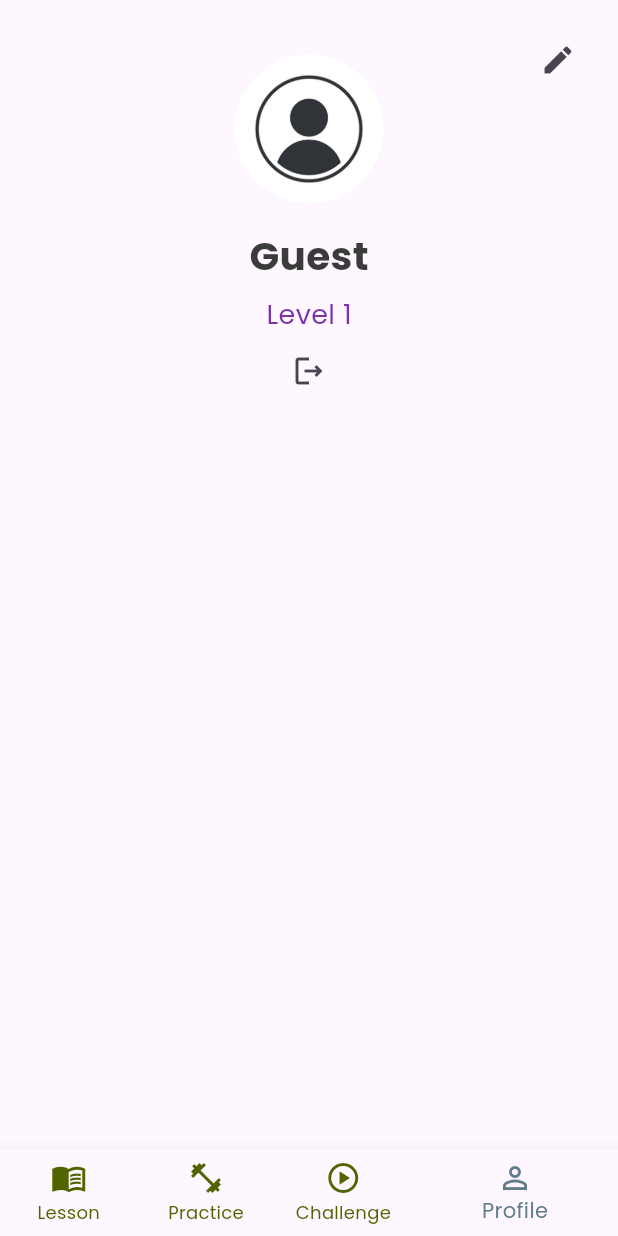
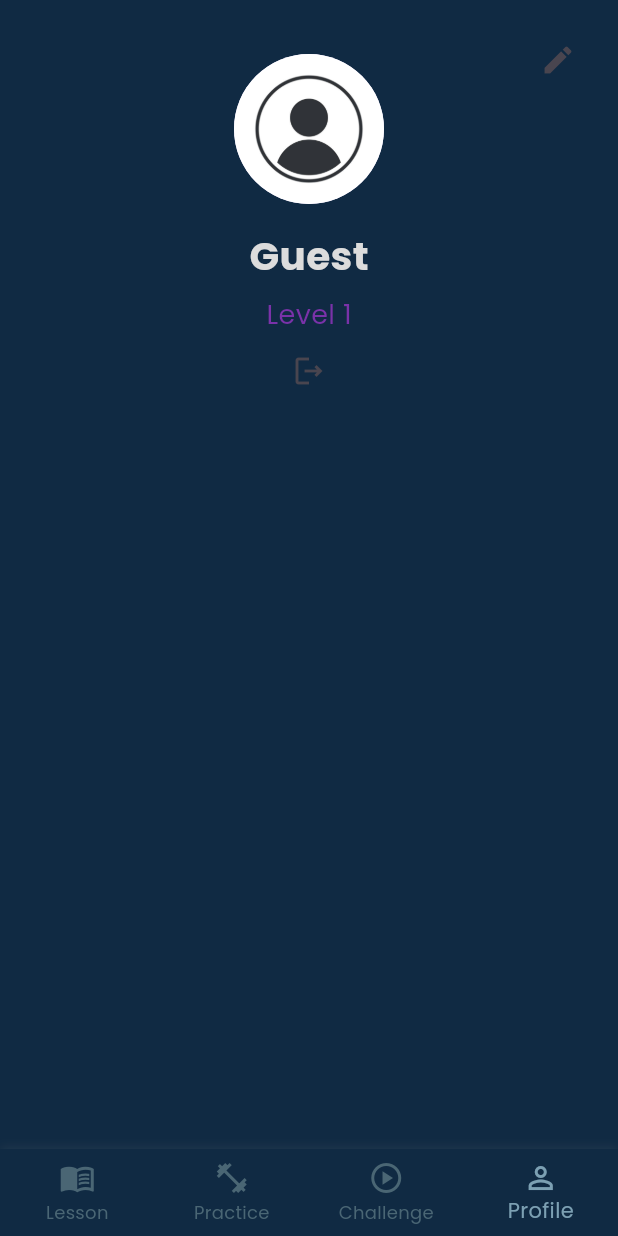
Before and after one commit to PeterDMadrid/Flutter_UI, a Flutter app: the BottomNavBar screen opened by its route, item 4 of the bottom bar chosen, on a phone screen of 412 x 824 dp. Run offline on Flutter 3.47's test engine with Material 3 defaults, Android fonts, the phone set to English and light mode, and no system bars; our stand-ins replace flutter_secure_storage, lottie; accounts and stored records are empty; network calls fail.

Commit message:
ui/colortheme

```diff
--- a/lib/base/bottom_navbar.dart
+++ b/lib/base/bottom_navbar.dart
@@ -1,5 +1,6 @@
 import 'package:flutter/material.dart';
 import 'package:flutter_hands/services/auth_service.dart';
+import 'package:flutter_hands/base/res/styles/app_styles.dart';
 import 'package:flutter_hands/screens/lesson/lesson_screen.dart';
 import 'package:flutter_hands/screens/profile/profile_screen.dart';
 import 'package:flutter_hands/screens/practice/practice_screen.dart';
@@ -71,11 +72,23 @@ class _BottomNavBarState extends State<BottomNavBar> {
 
     return Scaffold(
       body: appScreens[_selectedIndex],
-      bottomNavigationBar: BottomNavigationBar(
+      bottomNavigationBar: Container(
+        decoration: BoxDecoration(
+          boxShadow: [
+            BoxShadow(
+              color: AppStyles.headlineColor.withOpacity(0.1),
+              blurRadius: 5,
+              offset: const Offset(0, -1),
+            ),
+          ],
+        ),
+        child: BottomNavigationBar(
+          backgroundColor: AppStyles.backgroundColor,
+          type: BottomNavigationBarType.fixed,
           currentIndex: _selectedIndex,
           onTap: _onItemTapped,
-        selectedItemColor: Colors.blueGrey,
-        unselectedItemColor: const Color(0xFF526400),
+          selectedItemColor: const Color.fromARGB(255, 124, 160, 179),
+          unselectedItemColor: const Color.fromARGB(255, 74, 102, 116),
           showSelectedLabels: true,
           showUnselectedLabels: true,
           items: const [
@@ -97,6 +110,7 @@ class _BottomNavBarState extends State<BottomNavBar> {
             ),
           ],
         ),
+      ),
     );
   }
 }
--- a/lib/base/res/styles/app_styles.dart
+++ b/lib/base/res/styles/app_styles.dart
@@ -1,21 +1,23 @@
 import 'package:flutter/material.dart';
 
 class AppStyles {
-  static Color textColor = const Color(0xFF3b3b3b);
+  static Color textColor = const Color(0xFFC6C6C6);
   static Color roseRed = const Color.fromARGB(255, 184, 50, 72);
   static Color lavender = const Color(0xFF7A32A9);
   static Color buttonColor = const Color.fromARGB(255, 55, 133, 221);
   static Color khaki = const Color.fromARGB(255, 206, 192, 65);
   static Color myblue = const Color(0xFF4AABCD);
+  static Color backgroundColor = const Color(0xFF102A43);
+  static Color headlineColor = const Color(0xFFDCDCDC);
 
   static TextStyle darkTextStyle =
       const TextStyle(fontSize: 26, color: Color(0xFF0B0B0B));
 
-  static TextStyle headLineStyle1 =
-      TextStyle(fontSize: 26, fontWeight: FontWeight.bold, color: textColor);
+  static TextStyle headLineStyle1 = TextStyle(
+      fontSize: 26, fontWeight: FontWeight.bold, color: headlineColor);
 
-  static TextStyle headLineStyle2 =
-      TextStyle(fontSize: 24, fontWeight: FontWeight.bold, color: textColor);
+  static TextStyle headLineStyle2 = const TextStyle(
+      fontSize: 24, fontWeight: FontWeight.bold, color: Colors.amber);
 
   static TextStyle paragraph1 =
       const TextStyle(fontSize: 21, color: Colors.white);
--- a/lib/screens/auth/login_screen.dart
+++ b/lib/screens/auth/login_screen.dart
@@ -159,6 +159,8 @@ class _LoginScreenState extends State<LoginScreen> {
 
     return Scaffold(
       body: SafeArea(
+        child: Container(
+          decoration: BoxDecoration(color: AppStyles.backgroundColor),
           child: Padding(
             padding: EdgeInsets.all(screenSize.width * 0.08),
             child: Column(
@@ -202,6 +204,7 @@ class _LoginScreenState extends State<LoginScreen> {
             ),
           ),
         ),
+      ),
     );
   }
 }
--- a/lib/screens/challenge/challenge_screen.dart
+++ b/lib/screens/challenge/challenge_screen.dart
@@ -7,10 +7,13 @@ class ChallengeScreen extends StatelessWidget {
 
   @override
   Widget build(BuildContext context) {
+    double screenHeight = MediaQuery.of(context).size.height;
     return Scaffold(
       body: ListView(
         children: [
           Container(
+            decoration: BoxDecoration(color: AppStyles.backgroundColor),
+            height: screenHeight,
             padding: const EdgeInsetsDirectional.symmetric(horizontal: 20),
             child: Column(
               crossAxisAlignment: CrossAxisAlignment.start,
--- a/lib/screens/practice/practice_screen.dart
+++ b/lib/screens/practice/practice_screen.dart
@@ -11,6 +11,7 @@ class PracticeScreen extends StatelessWidget {
       body: ListView(
         children: [
           Container(
+            decoration: BoxDecoration(color: AppStyles.backgroundColor),
             padding: const EdgeInsetsDirectional.symmetric(horizontal: 20),
             child: Column(
               crossAxisAlignment: CrossAxisAlignment.start,
--- a/lib/screens/profile/profile_screen.dart
+++ b/lib/screens/profile/profile_screen.dart
@@ -64,8 +64,12 @@ class ProfileScreen extends StatelessWidget {
 
   @override
   Widget build(BuildContext context) {
+    double screenHeight = MediaQuery.of(context).size.height;
     return Scaffold(
-      body: Padding(
+      body: Container(
+        decoration: BoxDecoration(color: AppStyles.backgroundColor),
+        height: screenHeight,
+        child: Padding(
           padding: const EdgeInsets.all(16.0),
           child: Stack(
             children: [
@@ -105,6 +109,7 @@ class ProfileScreen extends StatelessWidget {
             ],
           ),
         ),
+      ),
     );
   }
 }
```
Also changed, not shown: lib/screens/auth/widgets/profile_selection.dart (+5 -5 lines), lib/screens/lesson/lesson_screen.dart (+27 -15 lines). Lines whose indentation alone changed are shown as unchanged.
